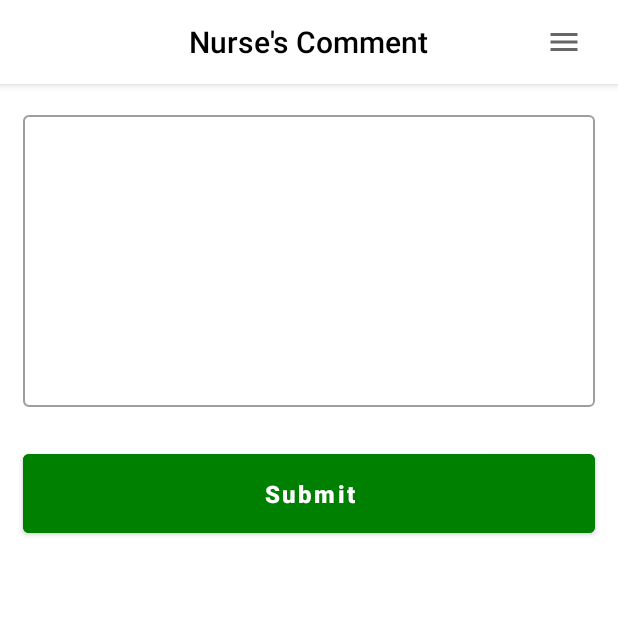
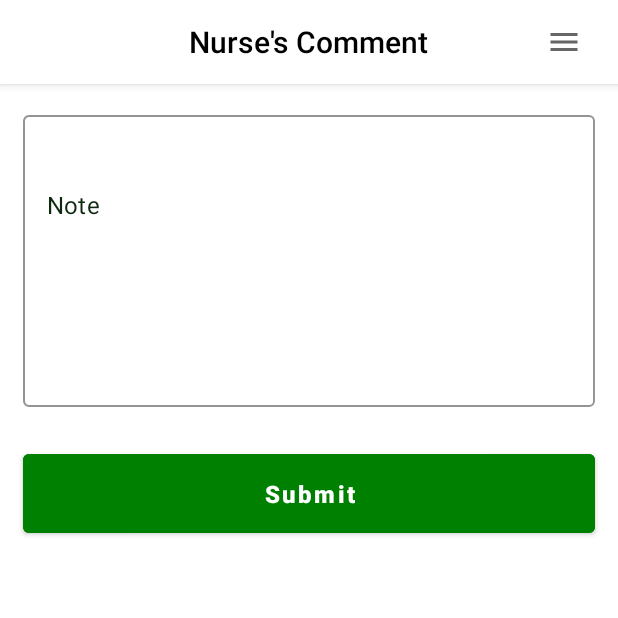
Before and after one commit to oyedsamu/Health_Records, an Android app: the NurseComments screen opened through its navigation route, on a phone screen of 412 x 824 dp, the top half of it. Run offline under Robolectric (Android 15) with nearby library versions, the phone set to English and light mode, and no system bars; our stand-ins replace Dagger/Hilt's generated code, navigation-ui; pictures from the network do not load; 2 statements that could not run were skipped.

Commit message:
Fixed the color for Nurse's note edittext box

```diff
--- a/app/src/main/java/com/decadevs/healthrecords/ui/patientdetails/PatientDetailsFragment.kt
+++ b/app/src/main/java/com/decadevs/healthrecords/ui/patientdetails/PatientDetailsFragment.kt
@@ -89,7 +89,7 @@ class PatientDetailsFragment : Fragment(), OnItemClick {
                 args.patientData!!.genoType,
                 args.patientData!!.allergies,
                 args.patientData!!.disability,
-//                args.patientData!!.registrationNumber,
+                args.patientData!!.registrationNumber,
                 patientName
             )
 
--- a/app/src/main/res/layout/fragment_nurse_comments.xml
+++ b/app/src/main/res/layout/fragment_nurse_comments.xml
@@ -38,7 +38,9 @@
         android:layout_marginStart="15dp"
         android:layout_marginTop="15dp"
         android:layout_marginEnd="15dp"
-        android:hint=""
+        android:hint="@string/note"
+        android:backgroundTint="@color/dark_green"
+        app:boxStrokeColor="@color/dark_green"
         app:layout_constraintEnd_toEndOf="parent"
         app:layout_constraintStart_toStartOf="parent"
         app:layout_constraintTop_toBottomOf="@+id/fragment_nurse_comment_toolbar">
@@ -49,7 +51,10 @@
             android:layout_height="match_parent"
             android:gravity="start|top"
             android:hint="@string/note"
+            android:textColorHint="@color/dark_green"
+            android:textColor="@color/dark_green"
             android:padding="150dp"
+            android:backgroundTint="@color/dark_green"
             app:layout_constraintEnd_toEndOf="parent"
             app:layout_constraintHorizontal_bias="0.0"
             app:layout_constraintStart_toStartOf="parent" />
```
